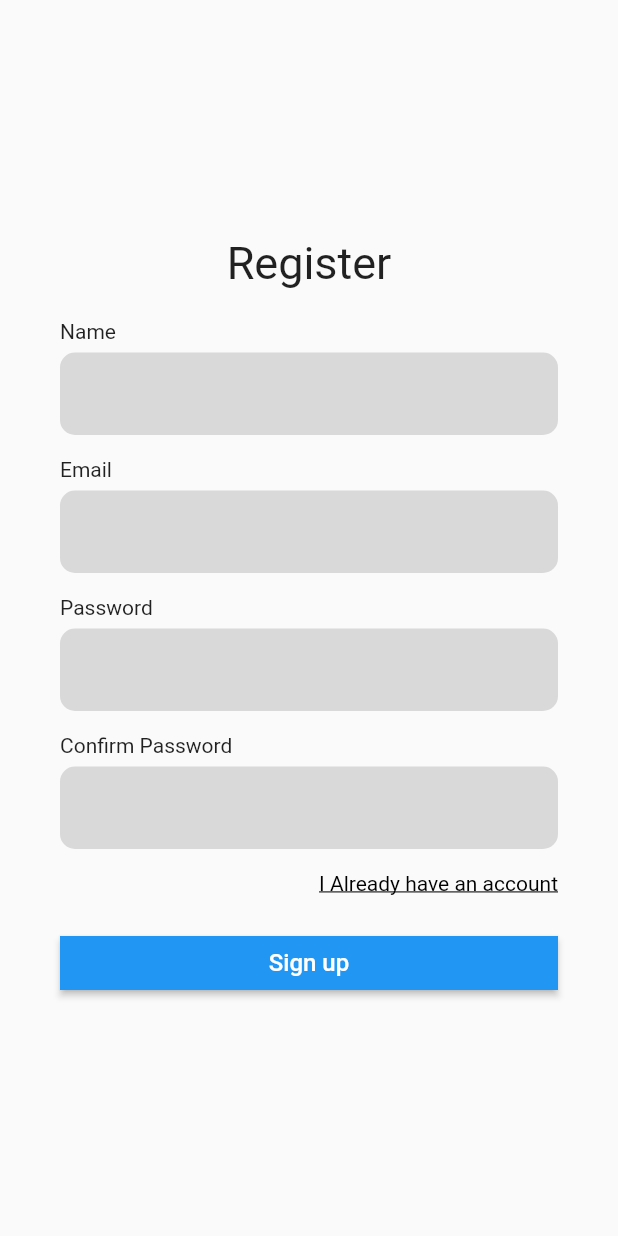
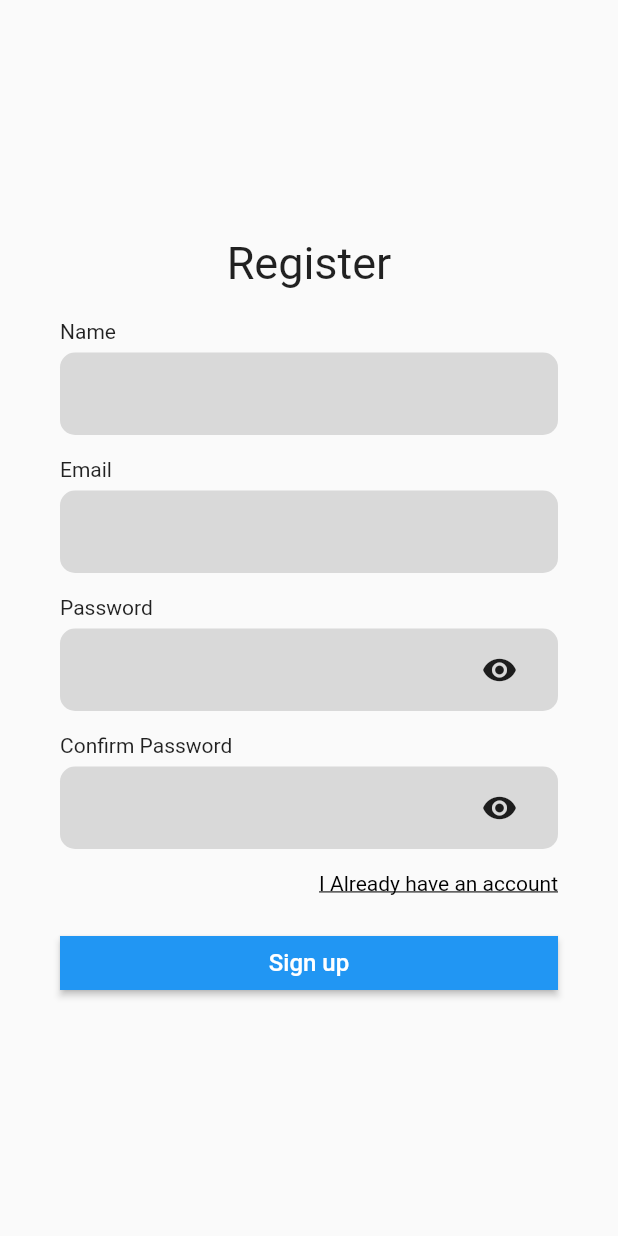
Before and after one commit to DanielDante15/pensement_mobile, a Flutter app: the SignUpScreen screen opened directly, on a phone screen of 412 x 824 dp. Run offline on Flutter 3.47's test engine with Material 3 defaults, Android fonts, the phone set to English and light mode, and no system bars; our stand-ins replace jwt_decoder, shared_preferences; missing offline and left inert: nuvigator; accounts and stored records are empty; network calls fail.

```diff
--- a/lib/components/TextField/textfield.dart
+++ b/lib/components/TextField/textfield.dart
@@ -1,18 +1,20 @@
 import 'dart:ui';
+
 import 'package:flutter/material.dart';
 
 class BTextField extends StatefulWidget {
-  const BTextField(
-      {super.key,
+  const BTextField({
+    super.key,
     required this.controller,
-      this.isObscure,
+    this.isObscure = false,
     this.validator,
     this.keyboardType,
     this.hintText,
-      this.title});
+    this.title,
+  });
 
-  final TextEditingController? controller;
-  final bool? isObscure;
+  final TextEditingController controller;
+  final bool isObscure;
   final String? title;
   final String? Function(String?)? validator;
   final TextInputType? keyboardType;
@@ -23,6 +25,8 @@ class BTextField extends StatefulWidget {
 }
 
 class _BTextFieldState extends State<BTextField> {
+  bool _isObscure = true;
+
   @override
   Widget build(BuildContext context) {
     return Padding(
@@ -30,29 +34,45 @@ class _BTextFieldState extends State<BTextField> {
       child: Column(
         crossAxisAlignment: CrossAxisAlignment.start,
         children: [
-          widget.title != null
-              ? Padding(
+          if (widget.title != null)
+            Padding(
               padding: const EdgeInsets.only(bottom: 6),
               child: Text(widget.title ?? ''),
-                )
-              : const SizedBox(),
+            ),
           Container(
             decoration: BoxDecoration(
               color: const Color.fromRGBO(217, 217, 217, 1),
-              borderRadius:
-                  BorderRadius.circular(10), // Defina o raio da borda aqui
+              borderRadius: BorderRadius.circular(10),
             ),
             height: 55,
-            padding: const EdgeInsetsDirectional.only(start: 15),
-            alignment: Alignment.center,
+            padding: const EdgeInsets.symmetric(horizontal: 15),
+            child: Row(
+              children: [
+                Expanded(
                   child: TextFormField(
-              selectionHeightStyle: BoxHeightStyle.includeLineSpacingBottom,
+                    selectionHeightStyle:
+                        BoxHeightStyle.includeLineSpacingBottom,
                     keyboardType: widget.keyboardType ?? TextInputType.text,
                     validator: widget.validator,
                     controller: widget.controller,
-              obscureText: widget.isObscure ?? false,
-              decoration:
-                  InputDecoration.collapsed(hintText: widget.hintText ?? ""),
+                    obscureText: widget.isObscure && _isObscure,
+                    decoration: InputDecoration.collapsed(
+                      hintText: widget.hintText ?? '',
+                    ),
+                  ),
+                ),
+                if (widget.isObscure)
+                  IconButton(
+                    onPressed: () {
+                      setState(() {
+                        _isObscure = !_isObscure;
+                      });
+                    },
+                    icon: Icon(
+                      _isObscure ? Icons.visibility : Icons.visibility_off,
+                    ),
+                  )
+              ],
             ),
           ),
         ],
--- a/lib/pages/login_screen.dart
+++ b/lib/pages/login_screen.dart
@@ -104,7 +104,8 @@ class LoginScreen extends StatelessWidget {
                                     usernameController.text,
                                     passwordControler.text);
                                 if (isLoged) {
-                                  nuvigator!.open('home');
+                                  nuvigator!.open('home',
+                                      parameters: {"id": instance.userId});
                                 }
                                 usernameController.clear();
                               },
```
Also changed, not shown: lib/components/AppBar/AppBar.dart (added, +49 -0 lines), lib/contexts/AuthContext.dart (+9 -0 lines), lib/contexts/UserContext.dart (+21 -2 lines), lib/controllers/UserController.dart (+13 -0 lines), lib/pages/expenses/expense_list_screen.dart (added, +26 -0 lines), lib/pages/home_screen.dart (+29 -24 lines), lib/routes/expenses/expense_list_route.dart (added, +30 -0 lines), lib/routes/home_routes.dart (+18 -3 lines). Lines whose indentation alone changed are shown as unchanged.
